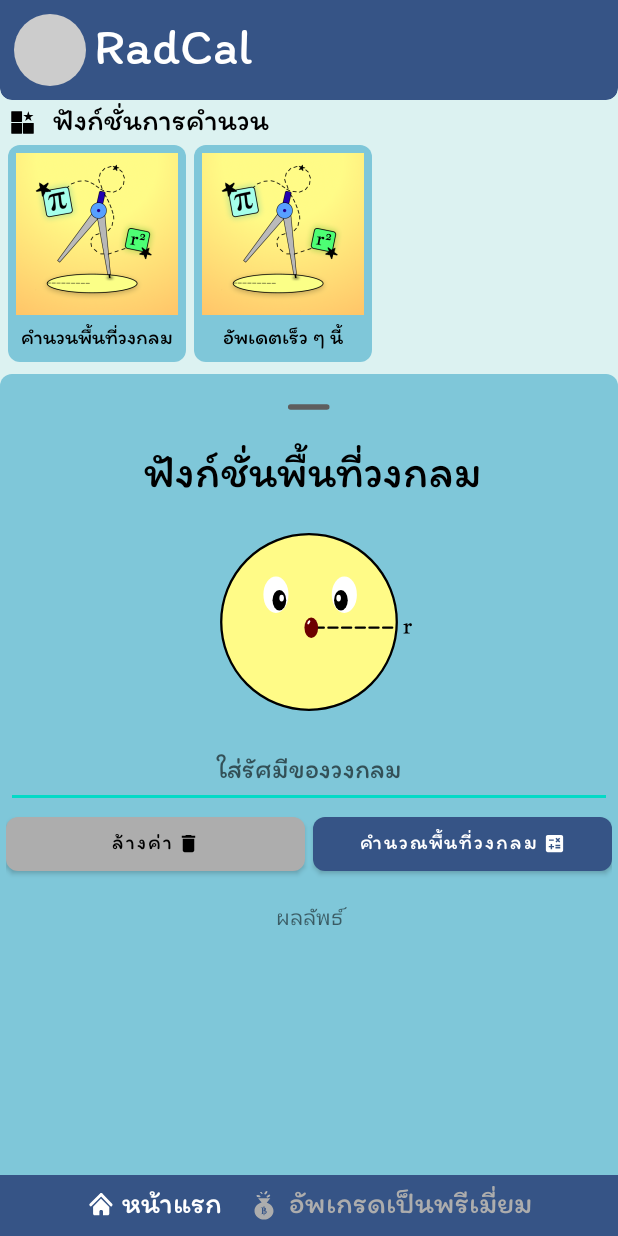
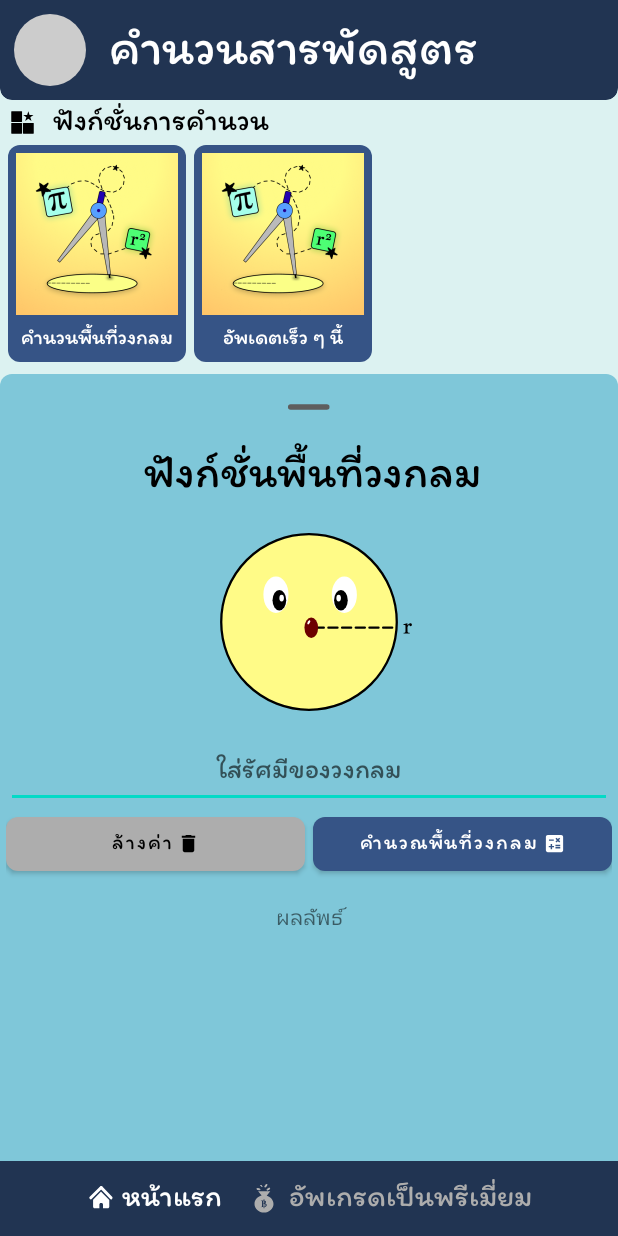
Before and after one commit to Chisanucha-Thonsiri/RadCal-AndroidAppProject1-, an Android app: the screen it shows after launch (MainActivity), on a phone screen of 412 x 824 dp. Run offline under Robolectric (Android 15) with nearby library versions, the phone set to English and light mode, and no system bars.

Commit message:
(chore)enhance UI

```diff
--- a/app/src/main/res/layout/activity_main.xml
+++ b/app/src/main/res/layout/activity_main.xml
@@ -22,8 +22,9 @@
             android:layout_width="match_parent"
             android:layout_height="wrap_content"
             android:background="@drawable/bottom_rounded_container"
-            android:backgroundTint="@color/accent_1"
+            android:backgroundTint="@color/accent_2"
             android:clipToOutline="true"
+            android:layout_gravity="center"
             android:orientation="horizontal"
             android:padding="4dp">
 
@@ -33,7 +34,7 @@
                 android:layout_height="48dp"
                 android:layout_marginStart="5dp"
                 android:layout_marginTop="5dp"
-                android:layout_marginEnd="5dp"
+                android:layout_marginEnd="15dp"
                 android:layout_marginBottom="5dp"
                 android:background="@drawable/rounded_img" />
 
@@ -93,7 +94,7 @@
                     android:layout_height="wrap_content"
                     android:layout_marginStart="5dp"
                     android:background="@drawable/rounded_container"
-                    android:backgroundTint="@color/secondary"
+                    android:backgroundTint="@color/accent_1"
                     android:orientation="vertical"
                     android:padding="5dp">
 
@@ -110,7 +111,7 @@
                         android:fontFamily="@font/itim_regular"
                         android:gravity="center|center_horizontal|center_vertical"
                         android:paddingTop="5dp"
-                        android:textColor="@color/black"
+                        android:textColor="@color/white"
                         android:text="@string/cal_menu1" />
                 </LinearLayout>
 
@@ -119,7 +120,7 @@
                     android:layout_height="wrap_content"
                     android:layout_marginStart="5dp"
                     android:background="@drawable/rounded_container"
-                    android:backgroundTint="@color/secondary"
+                    android:backgroundTint="@color/accent_1"
                     android:orientation="vertical"
                     android:padding="5dp">
 
@@ -136,8 +137,8 @@
                         android:fontFamily="@font/itim_regular"
                         android:gravity="center|center_horizontal|center_vertical"
                         android:paddingTop="5dp"
-                        android:textColor="@color/black"
-                        android:text="@string/comimg_soon" />
+                        android:text="@string/comimg_soon"
+                        android:textColor="@color/white" />
                 </LinearLayout>
             </LinearLayout>
 
@@ -168,7 +169,8 @@
                     android:paddingTop="5dp"
                     android:text="@string/circle_area_header"
                     android:textColor="@color/black"
-                    android:textSize="30sp" />
+                    android:textSize="30sp"
+                    />
 
                 <ImageView
                     android:id="@+id/smileyradius"
@@ -244,16 +246,16 @@
             android:layout_height="wrap_content"
             android:layout_weight="1"
             android:gravity="center"
-            android:background="@color/accent_1"
+            android:background="@color/accent_2"
             android:orientation="horizontal">
 
             <TextView
                 android:id="@+id/menu_bar1"
                 android:layout_width="wrap_content"
                 android:layout_height="match_parent"
-                android:layout_marginTop="5dp"
+                android:layout_marginTop="10dp"
                 android:layout_marginEnd="15dp"
-                android:layout_marginBottom="5dp"
+                android:layout_marginBottom="10dp"
                 android:drawableStart="@drawable/ic_home"
                 android:drawablePadding="4dp"
                 android:fontFamily="@font/itim_regular"
@@ -265,8 +267,8 @@
                 android:id="@+id/menu_bar2"
                 android:layout_width="wrap_content"
                 android:layout_height="match_parent"
-                android:layout_marginTop="5dp"
-                android:layout_marginBottom="5dp"
+                android:layout_marginTop="10dp"
+                android:layout_marginBottom="10dp"
                 android:fontFamily="@font/itim_regular"
                 android:text="@string/menu_bar_premium"
                 android:textColor="@color/grey"
--- a/app/src/main/res/values/colors.xml
+++ b/app/src/main/res/values/colors.xml
@@ -5,5 +5,6 @@
     <color name="primary">#DCF2F1</color>
     <color name="secondary">#7FC7D9</color>
     <color name="accent_1">#365486</color>
+    <color name="accent_2">#213452</color>
     <color name="grey">#adadad</color>
 </resources>
--- a/app/src/main/res/values/strings.xml
+++ b/app/src/main/res/values/strings.xml
@@ -1,5 +1,5 @@
 <resources>
-    <string name="app_name">RadCal</string>
+    <string name="app_name">คำนวนสารพัดสูตร</string>
     <string name="cal_menu">ฟังก์ชั่นการคำนวน</string>
     <string name="cal_menu1">คำนวนพื้นที่วงกลม</string>
     <string name="comimg_soon">อัพเดตเร็ว ๆ นี้</string>
```
